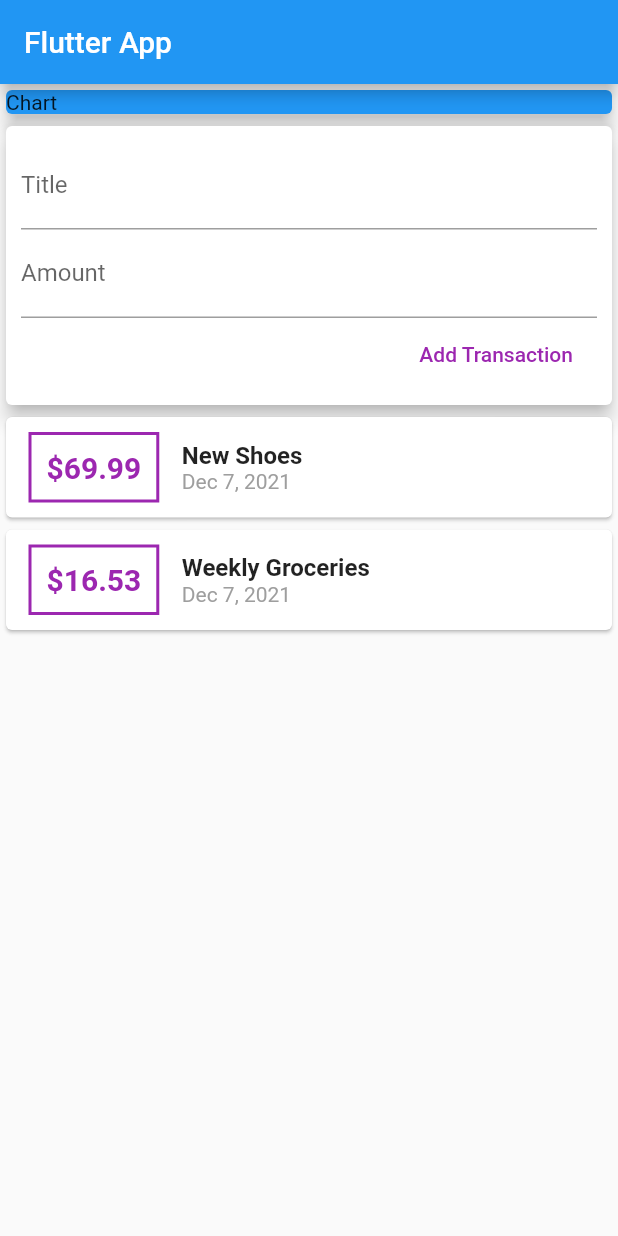
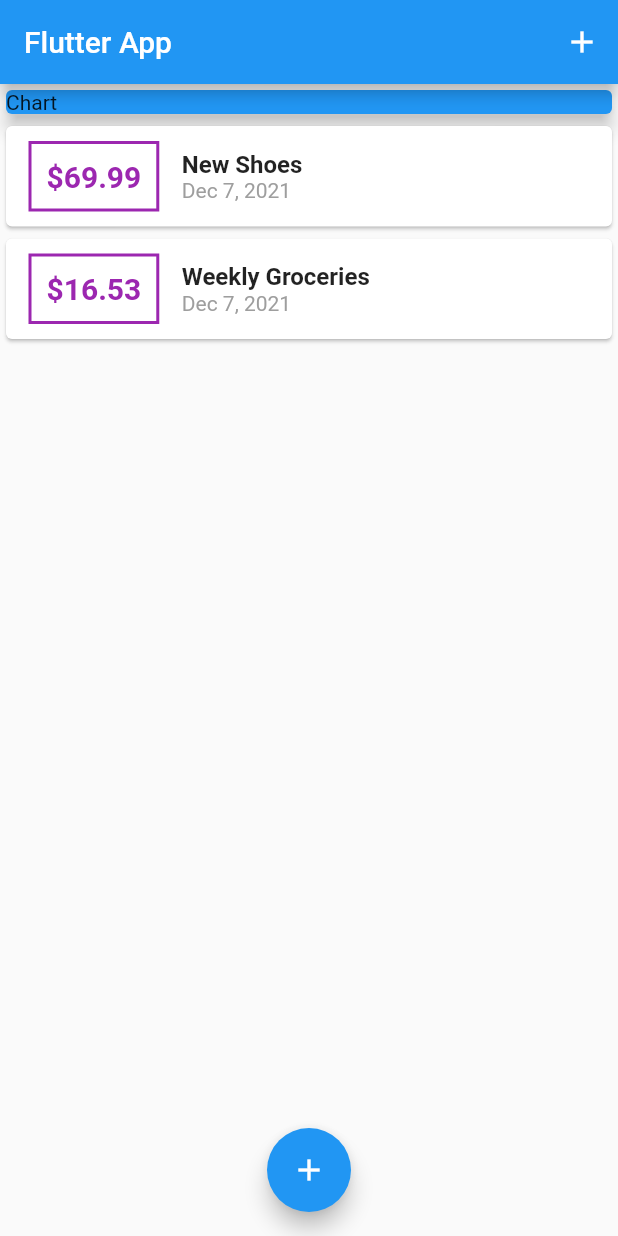
Before and after one commit to dario-nihil/flutter_expense_tracker, a Flutter app: the screen it shows after launch, on a phone screen of 412 x 824 dp. Run offline on Flutter 3.47's test engine with Material 2 defaults, Android fonts, the phone set to English and light mode, and no system bars.

Commit message:
added modal botton sheet to enter new transaction, refactored code

```diff
--- a/lib/main.dart
+++ b/lib/main.dart
@@ -1,6 +1,9 @@
 import 'package:flutter/material.dart';
+import 'package:flutter_complete_guide/widgets/new_transaction.dart';
+import 'package:flutter_complete_guide/widgets/transaction_list.dart';
 
-import './widgets/user_transactions.dart';
+import './widgets/transaction_list.dart';
+import './models/transaction.dart';
 
 void main() => runApp(MyApp());
 
@@ -8,23 +11,65 @@ class MyApp extends StatelessWidget {
   @override
   Widget build(BuildContext context) {
     return MaterialApp(
+      debugShowCheckedModeBanner: false,
       title: 'Flutter App',
       home: MyHomePage(),
     );
   }
 }
 
-class MyHomePage extends StatelessWidget {
+class MyHomePage extends StatefulWidget {
   // String titleInput;
   // String amountInput;
-  final titleController = TextEditingController();
-  final amountController = TextEditingController();
+  @override
+  State<MyHomePage> createState() => _MyHomePageState();
+}
+
+class _MyHomePageState extends State<MyHomePage> {
+  final List<Transaction> _userTransactions = [
+    Transaction(
+      id: 't1',
+      title: 'New Shoes',
+      amount: 69.99,
+      date: DateTime.now(),
+    ),
+    Transaction(
+        id: 't2',
+        title: 'Weekly Groceries',
+        amount: 16.53,
+        date: DateTime.now())
+  ];
+
+  void _addNewTransaction(String txTitle, double txAmount) {
+    final newTX = Transaction(
+        id: DateTime.now().toString(),
+        title: txTitle,
+        amount: txAmount,
+        date: DateTime.now());
+
+    setState(() {
+      _userTransactions.add(newTX);
+    });
+  }
+
+  void _startAddNewTransaction(BuildContext ctx) {
+    showModalBottomSheet(
+        context: ctx,
+        builder: (_) {
+          return NewTransaction(_addNewTransaction);
+        });
+  }
 
   @override
   Widget build(BuildContext context) {
     return Scaffold(
       appBar: AppBar(
         title: Text('Flutter App'),
+        actions: [
+          IconButton(
+              onPressed: () => _startAddNewTransaction(context),
+              icon: Icon(Icons.add))
+        ],
       ),
       body: SingleChildScrollView(
         child: Column(
@@ -38,9 +83,14 @@ class MyHomePage extends StatelessWidget {
                 child: Text('Chart'),
               ),
             ),
-            UserTransaction(),
+            TransactionList(_userTransactions),
           ],
         ),
+      ),
+      floatingActionButtonLocation: FloatingActionButtonLocation.centerFloat,
+      floatingActionButton: FloatingActionButton(
+        onPressed: () => _startAddNewTransaction(context),
+        child: Icon(Icons.add),
       ),
     );
   }
--- a/lib/widgets/user_transactions.dart
+++ /dev/null
@@ -1,48 +0,0 @@
-import 'package:flutter/material.dart';
-
-import './new_transaction.dart';
-import './transaction_list.dart';
-import '../models/transaction.dart';
-
-class UserTransaction extends StatefulWidget {
-  @override
-  _UserTransactionState createState() => _UserTransactionState();
-}
-
-class _UserTransactionState extends State<UserTransaction> {
-  final List<Transaction> _userTransactions = [
-    Transaction(
-      id: 't1',
-      title: 'New Shoes',
-      amount: 69.99,
-      date: DateTime.now(),
-    ),
-    Transaction(
-        id: 't2',
-        title: 'Weekly Groceries',
-        amount: 16.53,
-        date: DateTime.now())
-  ];
-
-  void _addNewTransaction(String txTitle, double txAmount) {
-    final newTX = Transaction(
-        id: DateTime.now().toString(),
-        title: txTitle,
-        amount: txAmount,
-        date: DateTime.now());
-
-    setState(() {
-      _userTransactions.add(newTX);
-    });
-  }
-
-  @override
-  Widget build(BuildContext context) {
-    return Column(
-      children: [
-        NewTransaction(_addNewTransaction),
-        TransactionList(_userTransactions),
-      ],
-    );
-  }
-}
```
